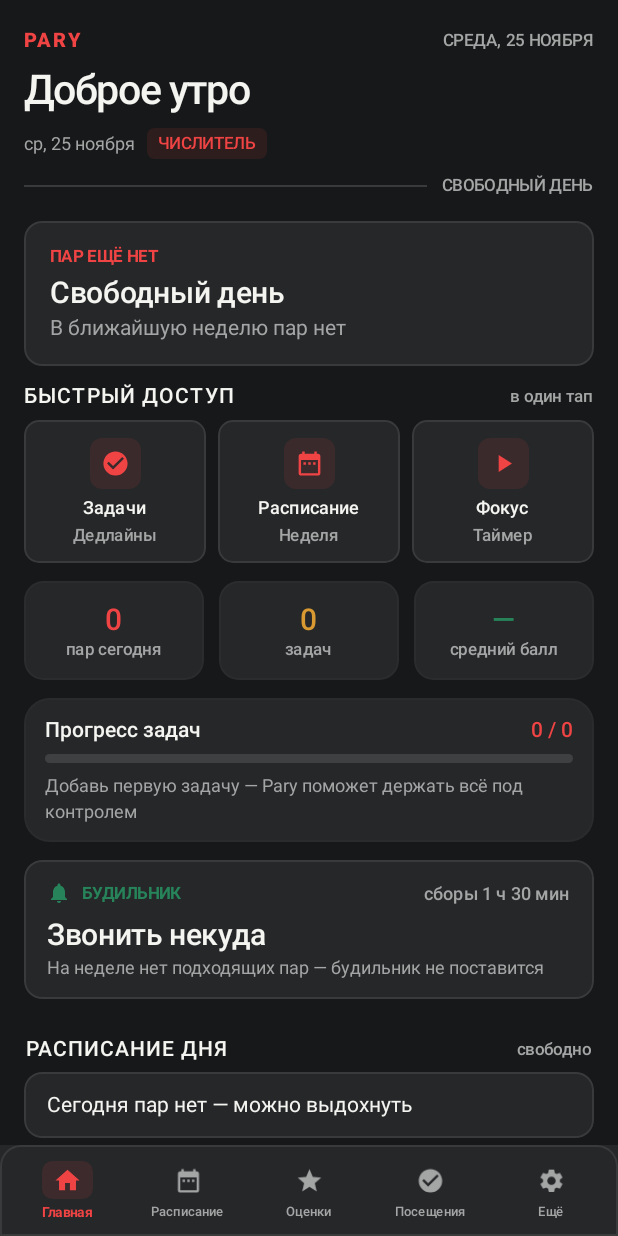
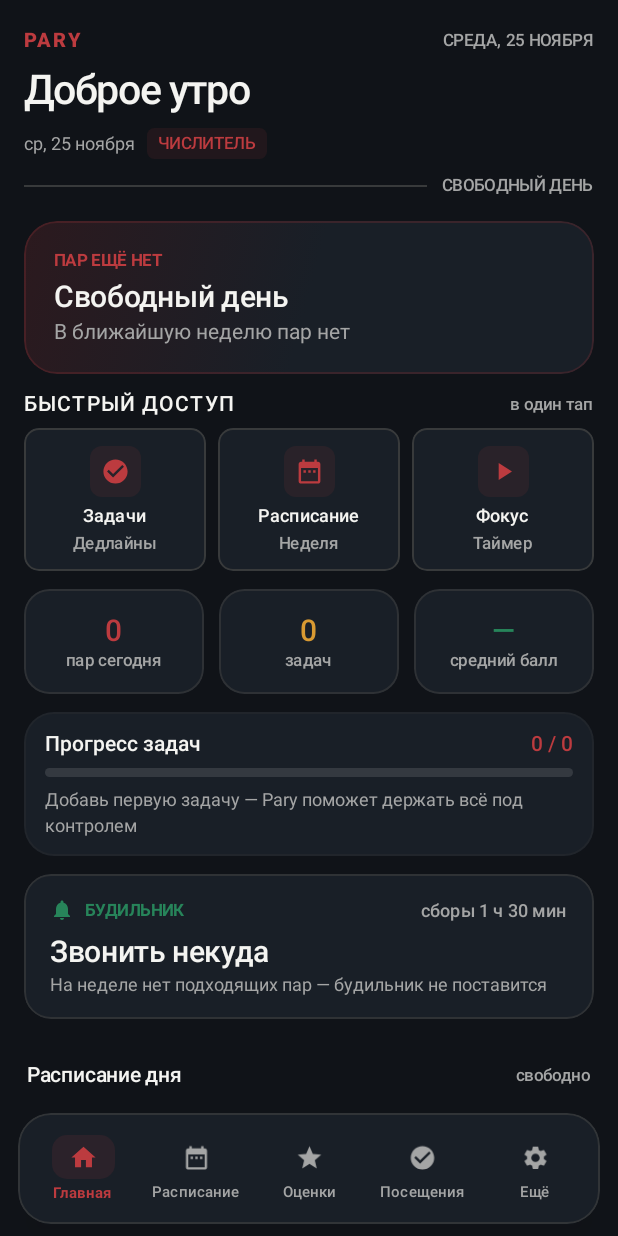
Before and after one commit to trololoshkacol-pixel/pary-android, an Android app built with Jetpack Compose: the screen it shows after launch (MainActivity), after a tap on "Пропустить", on a phone screen of 412 x 824 dp. Run offline under Robolectric (Android 15) with nearby library versions, the phone set to English and light mode, and no system bars; 1 statement that could not run was skipped.

Commit message:
design: Swiss Modern visual refresh
Apply the Swiss Modern visual system across shared UI components.

```diff
--- a/app/src/main/java/com/pary/app/ui/Components.kt
+++ b/app/src/main/java/com/pary/app/ui/Components.kt
@@ -50,12 +50,12 @@ fun ParyCard(
     onClick: (() -> Unit)? = null,
     content: @Composable ColumnScope.() -> Unit,
 ) {
-    val shape = RoundedCornerShape(12.dp)
+    val shape = RoundedCornerShape(18.dp)
     val base = modifier
         .fillMaxWidth()
         .clip(shape)
         .background(color, shape)
-        .border(1.dp, MaterialTheme.colorScheme.outline, shape)
+        .border(0.8.dp, MaterialTheme.colorScheme.outline.copy(alpha = 0.72f), shape)
     val animated = if (LocalExtra.current.animationsEnabled) {
         base.animateContentSize(animationSpec = tween(180))
     } else base
@@ -63,7 +63,7 @@ fun ParyCard(
         animated.clickable(role = Role.Button, onClick = onClick)
     } else animated
     Column(
-        modifier = interactive.padding(horizontal = 15.dp, vertical = 14.dp),
+        modifier = interactive.padding(horizontal = 17.dp, vertical = 16.dp),
         content = content,
     )
 }
@@ -73,12 +73,12 @@ fun SectionHeader(title: String, trailing: String? = null, modifier: Modifier =
     Row(
         modifier = modifier
             .fillMaxWidth()
-            .padding(start = 1.dp, end = 1.dp, bottom = 7.dp, top = 13.dp),
+            .padding(start = 2.dp, end = 2.dp, bottom = 9.dp, top = 17.dp),
         verticalAlignment = Alignment.CenterVertically,
     ) {
         Text(
-            title.uppercase(),
-            style = MaterialTheme.typography.labelLarge.copy(letterSpacing = 0.65.sp),
+            title,
+            style = MaterialTheme.typography.titleSmall.copy(letterSpacing = (-0.15).sp),
             color = MaterialTheme.colorScheme.onSurface,
             modifier = Modifier.weight(1f),
         )
@@ -96,10 +96,10 @@ fun SectionHeader(title: String, trailing: String? = null, modifier: Modifier =
 fun StatTile(value: String, label: String, tone: Color, modifier: Modifier = Modifier) {
     Column(
         modifier = modifier
-            .clip(MaterialTheme.shapes.medium)
+            .clip(RoundedCornerShape(17.dp))
             .background(MaterialTheme.colorScheme.surface)
-            .border(1.dp, MaterialTheme.colorScheme.outline.copy(alpha = 0.28f), MaterialTheme.shapes.medium)
-            .padding(vertical = 14.dp, horizontal = 10.dp),
+            .border(0.8.dp, MaterialTheme.colorScheme.outline.copy(alpha = 0.7f), RoundedCornerShape(17.dp))
+            .padding(vertical = 16.dp, horizontal = 10.dp),
         horizontalAlignment = Alignment.CenterHorizontally,
     ) {
         Text(value, style = MaterialTheme.typography.headlineSmall, color = tone, maxLines = 1)
--- a/app/src/main/java/com/pary/app/ui/ParyApp.kt
+++ b/app/src/main/java/com/pary/app/ui/ParyApp.kt
@@ -16,6 +16,7 @@ import androidx.compose.foundation.layout.fillMaxSize
 import androidx.compose.foundation.layout.fillMaxWidth
 import androidx.compose.foundation.layout.navigationBars
 import androidx.compose.foundation.layout.padding
+import androidx.compose.ui.draw.shadow
 import androidx.compose.foundation.layout.size
 import androidx.compose.foundation.layout.windowInsetsPadding
 import androidx.compose.foundation.shape.RoundedCornerShape
@@ -83,17 +84,19 @@ fun ParyApp(initialTab: Int = 0) {
 /** Compact Swiss navigation: five academic destinations, with secondary tools grouped under More. */
 @Composable
 private fun ParyDock(tabs: List<TabItem>, selected: Int, onSelect: (Int) -> Unit) {
-    val shape = RoundedCornerShape(topStart = 14.dp, topEnd = 14.dp)
+    val shape = RoundedCornerShape(22.dp)
     Column(
         modifier = Modifier
             .fillMaxWidth()
             .windowInsetsPadding(WindowInsets.navigationBars)
-            .background(MaterialTheme.colorScheme.surface)
-            .border(0.7.dp, MaterialTheme.colorScheme.outline, shape)
+            .padding(horizontal = 12.dp, vertical = 8.dp)
+            .shadow(12.dp, shape, ambientColor = Color.Black.copy(alpha = 0.12f), spotColor = Color.Black.copy(alpha = 0.16f))
+            .background(MaterialTheme.colorScheme.surface, shape)
+            .border(0.8.dp, MaterialTheme.colorScheme.outline.copy(alpha = 0.8f), shape)
             .clip(shape)
-            .padding(horizontal = 5.dp, vertical = 5.dp),
+            .padding(horizontal = 7.dp, vertical = 7.dp),
     ) {
-        Row(Modifier.fillMaxWidth(), horizontalArrangement = Arrangement.spacedBy(2.dp)) {
+        Row(Modifier.fillMaxWidth(), horizontalArrangement = Arrangement.spacedBy(4.dp)) {
             tabs.forEachIndexed { index, item ->
                 val active = selected == index
                 val scale by animateFloatAsState(
@@ -105,19 +108,19 @@ private fun ParyDock(tabs: List<TabItem>, selected: Int, onSelect: (Int) -> Unit
                     modifier = Modifier
                         .weight(1f)
                         .scale(scale)
-                        .clip(RoundedCornerShape(9.dp))
+                        .clip(RoundedCornerShape(14.dp))
                         .clickable(
                             role = androidx.compose.ui.semantics.Role.Button,
                             onClickLabel = "Открыть раздел ${item.label}",
                         ) { onSelect(index) }
-                        .padding(vertical = 5.dp),
+                        .padding(vertical = 7.dp),
                     horizontalAlignment = Alignment.CenterHorizontally,
                     verticalArrangement = Arrangement.spacedBy(3.dp),
                 ) {
                     Box(
                         modifier = Modifier
-                            .size(width = 34.dp, height = 25.dp)
-                            .clip(RoundedCornerShape(7.dp))
+                            .size(width = 42.dp, height = 29.dp)
+                            .clip(RoundedCornerShape(10.dp))
                             .background(if (active) MaterialTheme.colorScheme.primary.copy(alpha = 0.11f) else Color.Transparent),
                         contentAlignment = Alignment.Center,
                     ) {
@@ -131,7 +134,7 @@ private fun ParyDock(tabs: List<TabItem>, selected: Int, onSelect: (Int) -> Unit
                     Text(
                         item.label,
                         style = MaterialTheme.typography.labelSmall.copy(
-                            fontSize = 9.sp,
+                            fontSize = 10.sp,
                             fontWeight = if (active) FontWeight.Bold else FontWeight.Medium,
                         ),
                         color = if (active) MaterialTheme.colorScheme.primary else MaterialTheme.colorScheme.onSurfaceVariant,
--- a/app/src/main/java/com/pary/app/ui/ParyTheme.kt
+++ b/app/src/main/java/com/pary/app/ui/ParyTheme.kt
@@ -16,8 +16,8 @@ import androidx.compose.ui.unit.dp
 import androidx.compose.ui.unit.sp
 
 // Kept for compatibility with the existing appearance settings UI.
-val AccentHex = listOf(0xFFE53935)
-val AccentNames = listOf("Swiss Red")
+val AccentHex = listOf(0xFFE5484D, 0xFF4778B8, 0xFF27845A, 0xFFB7791F, 0xFF8B6CC1)
+val AccentNames = listOf("Swiss Red", "Cobalt", "Forest", "Amber", "Violet")
 
 data class ExtraColors(
     val success: Color,
@@ -62,53 +62,54 @@ private val ParyTypography = Typography(
 )
 
 private val ParyShapes = Shapes(
-    extraSmall = RoundedCornerShape(6.dp),
-    small = RoundedCornerShape(9.dp),
-    medium = RoundedCornerShape(13.dp),
-    large = RoundedCornerShape(17.dp),
-    extraLarge = RoundedCornerShape(21.dp),
+    extraSmall = RoundedCornerShape(8.dp),
+    small = RoundedCornerShape(12.dp),
+    medium = RoundedCornerShape(16.dp),
+    large = RoundedCornerShape(20.dp),
+    extraLarge = RoundedCornerShape(26.dp),
 )
 
 @Composable
 fun ParyTheme(theme: String, accentIndex: Int, animationsEnabled: Boolean = true, content: @Composable () -> Unit) {
     val isLight = theme == "light"
     val amoled = theme == "amoled"
-    val red = Color(0xFFE53935)
-    val darkRed = Color(0xFFF04444)
+    val accent = Color(AccentHex[accentIndex.coerceIn(0, AccentHex.lastIndex)])
+    val accentDark = if (isLight) accent else accent.copy(red = (accent.red * 0.82f).coerceIn(0f, 1f), green = (accent.green * 0.82f).coerceIn(0f, 1f), blue = (accent.blue * 0.82f).coerceIn(0f, 1f))
+    val accentInk = accent.copy(red = accent.red * 0.52f, green = accent.green * 0.52f, blue = accent.blue * 0.52f)
 
     val scheme = if (isLight) {
         lightColorScheme(
-            primary = red,
+            primary = accent,
             onPrimary = Color.White,
-            primaryContainer = Color(0xFFFCE7E5),
-            onPrimaryContainer = Color(0xFF7D211D),
+            primaryContainer = accent.copy(alpha = 0.13f),
+            onPrimaryContainer = accentInk,
             secondary = Color(0xFF62645F),
             onSecondary = Color.White,
             secondaryContainer = Color(0xFFEAEAE5),
             onSecondaryContainer = Color(0xFF252622),
             tertiary = Color(0xFF4778B8),
-            background = Color(0xFFF5F5F2),
+            background = Color(0xFFF3F4F6),
             onBackground = Color(0xFF181818),
             surface = Color(0xFFFFFFFF),
             onSurface = Color(0xFF181818),
-            surfaceVariant = Color(0xFFF0F0EC),
+            surfaceVariant = Color(0xFFE9ECF1),
             onSurfaceVariant = Color(0xFF777777),
-            outline = Color(0xFFE5E5E0),
-            outlineVariant = Color(0xFFECECE7),
+            outline = Color(0xFFE1E5EB),
+            outlineVariant = Color(0xFFEAEDF2),
             error = Color(0xFFD94343),
             onError = Color.White,
             errorContainer = Color(0xFFFFE8E6),
             onErrorContainer = Color(0xFF7D211D),
         )
     } else {
-        val background = if (amoled) Color.Black else Color(0xFF171819)
-        val surface = if (amoled) Color(0xFF101112) else Color(0xFF252729)
-        val surfaceVariant = if (amoled) Color(0xFF191B1C) else Color(0xFF2D3032)
+        val background = if (amoled) Color.Black else Color(0xFF101318)
+        val surface = if (amoled) Color(0xFF090B0E) else Color(0xFF191F27)
+        val surfaceVariant = if (amoled) Color(0xFF14181E) else Color(0xFF232C37)
         darkColorScheme(
-            primary = darkRed,
+            primary = accentDark,
             onPrimary = Color.White,
-            primaryContainer = Color(0xFF492321),
-            onPrimaryContainer = Color(0xFFFFDAD7),
+            primaryContainer = accentDark.copy(alpha = 0.22f),
+            onPrimaryContainer = accent.copy(alpha = 0.96f),
             secondary = Color(0xFFA4A5A5),
             onSecondary = Color(0xFF202122),
             secondaryContainer = surfaceVariant,
@@ -134,7 +135,7 @@ fun ParyTheme(theme: String, accentIndex: Int, animationsEnabled: Boolean = true
         warning = Color(0xFFD99A32),
         danger = Color(0xFFD94343),
         cardAlt = scheme.surfaceVariant,
-        accentSoft = scheme.primary.copy(alpha = if (isLight) 0.10f else 0.17f),
+        accentSoft = scheme.primary.copy(alpha = if (isLight) 0.11f else 0.19f),
         isLight = isLight,
         heroEnd = scheme.surface,
         animationsEnabled = animationsEnabled,
--- a/app/src/main/java/com/pary/app/ui/screens/SettingsScreen.kt
+++ b/app/src/main/java/com/pary/app/ui/screens/SettingsScreen.kt
@@ -250,7 +250,7 @@ fun SettingsScreen(modifier: Modifier = Modifier) {
             Column(Modifier.fillMaxWidth()) {
                 SectionHeader("Внешний вид")
                 Text(
-                    "Пять тем, десять акцентов и управление анимациями.",
+                    "Три режима оформления, пять акцентов и управление анимациями.",
                     style = MaterialTheme.typography.bodySmall,
                     color = MaterialTheme.colorScheme.onSurfaceVariant,
                 )
@@ -324,7 +324,7 @@ fun SettingsScreen(modifier: Modifier = Modifier) {
                         horizontalArrangement = Arrangement.spacedBy(12.dp),
                     ) {
                         AccentHex.forEachIndexed { i, c ->
-                            val on = true
+                            val on = Store.accent == i
                             Box(
                                 modifier = Modifier
                                     .size(if (on) 36.dp else 30.dp)
@@ -341,7 +341,7 @@ fun SettingsScreen(modifier: Modifier = Modifier) {
                                             Modifier
                                         },
                                     )
-                                    .clickable(enabled = false) { },
+                                    .clickable { Store.updateAccent(i); Sync.refresh(ctx) },
                             )
                         }
                     }
--- a/app/src/main/java/com/pary/app/ui/screens/TodayScreen.kt
+++ b/app/src/main/java/com/pary/app/ui/screens/TodayScreen.kt
@@ -428,14 +428,23 @@ private fun Header(today: LocalDate, day: List<Lesson>) {
 @Composable
 private fun Hero(cur: Lesson?, next: Lesson?, today: LocalDate, now: LocalDateTime) {
     val accent = MaterialTheme.colorScheme.primary
-    val shape = RoundedCornerShape(12.dp)
+    val shape = RoundedCornerShape(22.dp)
     Column(
         modifier = Modifier
             .fillMaxWidth()
             .clip(shape)
-            .background(MaterialTheme.colorScheme.surface)
-            .border(1.dp, MaterialTheme.colorScheme.outline, shape)
-            .padding(17.dp),
+            .background(
+                Brush.linearGradient(
+                    listOf(
+                        accent.copy(alpha = if (LocalExtra.current.isLight) 0.075f else 0.16f),
+                        MaterialTheme.colorScheme.surface,
+                        MaterialTheme.colorScheme.surface,
+                    ),
+                ),
+                shape,
+            )
+            .border(1.dp, accent.copy(alpha = 0.20f), shape)
+            .padding(20.dp),
     ) {
         when {
             cur != null -> {
```
